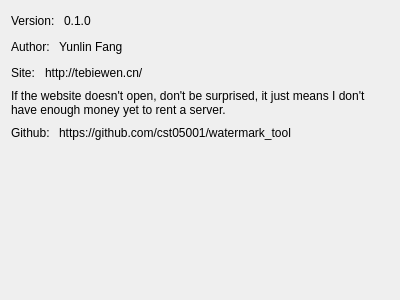
Qt form about.ui (cst05001/watermark-tool) before a commit.
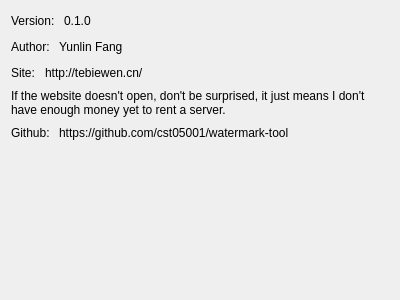
The same form after that commit.

Commit message: 修改：     about.ui

Diff of the .ui file:
```diff
--- a/about.ui
+++ b/about.ui
@@ -139,7 +139,7 @@
          <item>
           <widget class="QLabel" name="label_5">
            <property name="text">
-            <string>https://github.com/cst05001/watermark_tool</string>
+            <string>https://github.com/cst05001/watermark-tool</string>
            </property>
            <property name="textInteractionFlags">
             <set>Qt::LinksAccessibleByMouse|Qt::TextSelectableByMouse</set>
```
